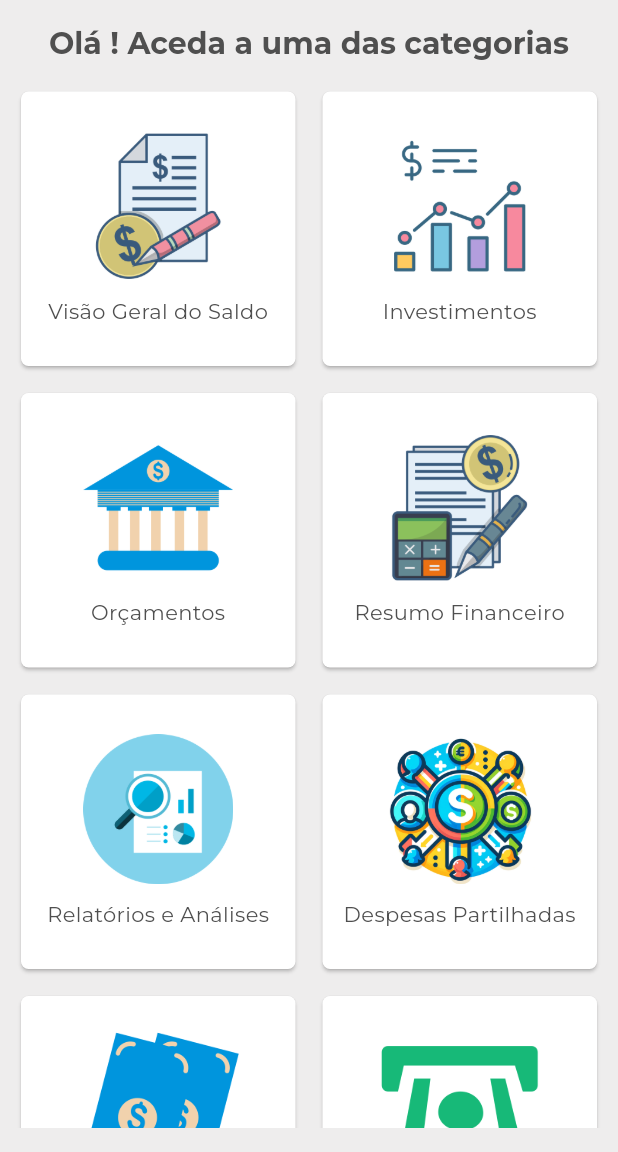
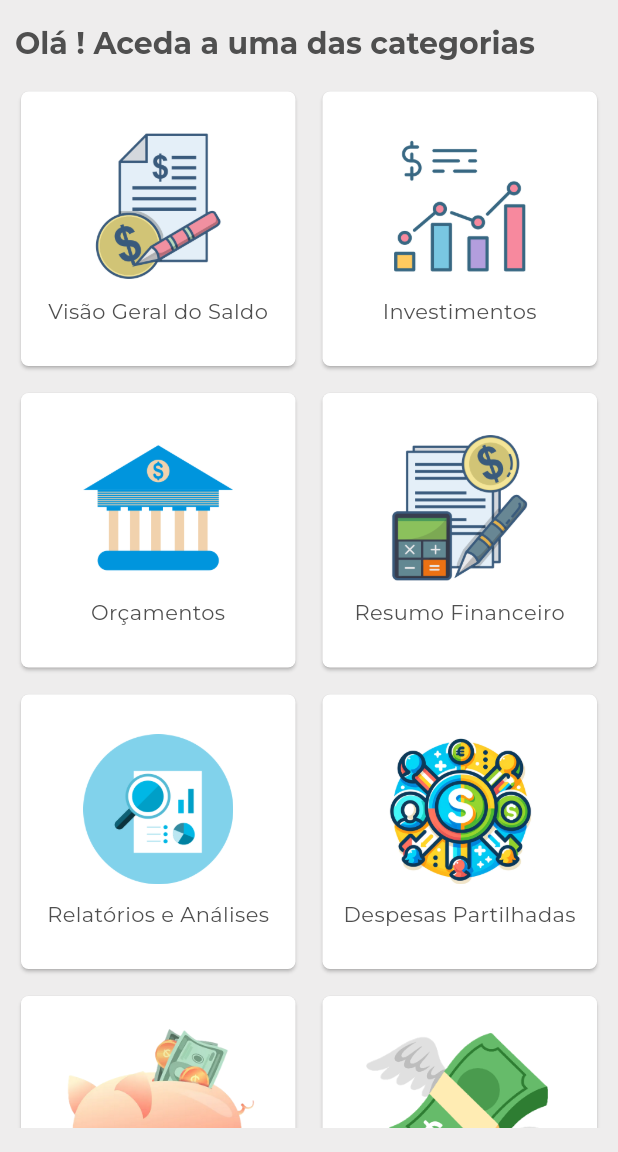
Before and after one commit to inunes1904/money_doctor, a Flutter app: the HomePage screen opened by its route, on a phone screen of 412 x 824 dp, the part 84-1236 px from its top. Run offline on Flutter 3.47's test engine with Material 3 defaults, Android fonts, the phone set to English and light mode, and no system bars; our stand-ins replace connectivity_plus, fl_chart, flutter_native_splash, flutter_secure_storage, fpdart, get and 5 more; missing offline and left inert: flutter_config; accounts and stored records are empty.

Commit message:
rectificações 4º sprint

```diff
--- a/lib/views/home/home.page.dart
+++ b/lib/views/home/home.page.dart
@@ -15,13 +15,16 @@ class HomePage extends GetView<HomeController> {
     return Scaffold(
       appBar: AppBarPublic(),
       drawer: const SideMenu(),
-      body: Obx(() {
-        return Center(
-          child: Padding(
+      body: Container(
         padding: const EdgeInsets.symmetric(horizontal: 10, vertical: 16),
+        child: Obx(
+          () {
+            if (controller.isLoading.value) {
+              return const Center(child: CircularProgressIndicator());
+            } else {
+              return SingleChildScrollView(
                 child: Column(
-              crossAxisAlignment: CrossAxisAlignment.center,
-              mainAxisAlignment: MainAxisAlignment.center,
+                  crossAxisAlignment: CrossAxisAlignment.start,
                   children: [
                     Text(
                       "Olá ${controller.storedUsername}! Aceda a uma das categorias",
@@ -31,8 +34,7 @@ class HomePage extends GetView<HomeController> {
                     const SizedBox(height: 16),
                     if (controller.isLoading.value)
                       // Enquanto carrega
-                  Expanded(
-                    child: GridView.builder(
+                      GridView.builder(
                         shrinkWrap: true,
                         itemCount: 20,
                         gridDelegate: SliverGridDelegateWithFixedCrossAxisCount(
@@ -70,12 +72,9 @@ class HomePage extends GetView<HomeController> {
                             ),
                           );
                         },
-                    ),
                       )
                     else // Depois de carregar conteúdo
-                  Expanded(
-                    child: SingleChildScrollView(
-                      child: Column(
+                      Column(
                         children: [
                           GridView.builder(
                             shrinkWrap: true,
@@ -93,9 +92,10 @@ class HomePage extends GetView<HomeController> {
                               return InkWell(
                                 onTap: () {
                                   // Só navega se tiver link
-                                    controller.opcoesMoneyApp[index].link != "" ?
-                                  Get.toNamed(
-                                      controller.opcoesMoneyApp[index].link): null;
+                                  controller.opcoesMoneyApp[index].link != ""
+                                      ? Get.toNamed(
+                                          controller.opcoesMoneyApp[index].link)
+                                      : null;
                                 },
                                 child: Card(
                                   child: Padding(
@@ -203,13 +203,13 @@ class HomePage extends GetView<HomeController> {
                           ),
                         ],
                       ),
+                  ],
                 ),
-                  ),
-              ],
+              );
+            }
+          },
         ),
       ),
     );
-      }),
-    );
   }
 }
--- a/lib/views/utilizador/investimento/investimentos.page.dart
+++ b/lib/views/utilizador/investimento/investimentos.page.dart
@@ -47,8 +47,9 @@ class InvestimentosPage extends GetView<InvestimentosController> {
                             borderRadius: BorderRadius.circular(10),
                           ),
                           child: ListTile(
-                            leading: const Icon(Icons.trending_up,
-                                color: Colors.green),
+                            leading: (valorFinal - investimento.valor >= 0) ? const Icon(Icons.trending_up,
+                                color: Colors.green) : const Icon(Icons.trending_down,
+                                color: Colors.red),
                             title: Text(
                               investimento.tipo,
                               style: const TextStyle(
--- a/lib/views/utilizador/relatorios/analiseinvestimentos/analiseinvestimentos.page.dart
+++ b/lib/views/utilizador/relatorios/analiseinvestimentos/analiseinvestimentos.page.dart
@@ -135,7 +135,7 @@ class AnaliseInvestimentosPage extends GetView<AnaliseInvestimentosController> {
                                     const Spacer(),
                                     Text(
                                         historico?.dataRetirada != null
-                                            ? "Fechado"
+                                            ? "Encerrado"
                                             : "Aberto",
                                         style: const TextStyle(fontSize: 14)),
                                   ],
```
Also changed, not shown: assets/images/categorias/adicionar.png, assets/images/categorias/remover.png, 1 other file. Lines whose indentation alone changed are shown as unchanged.
